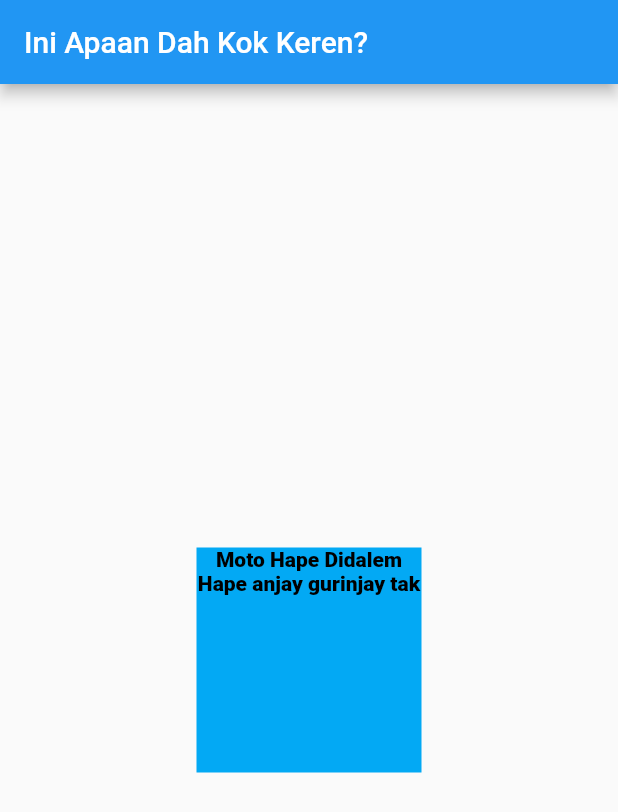
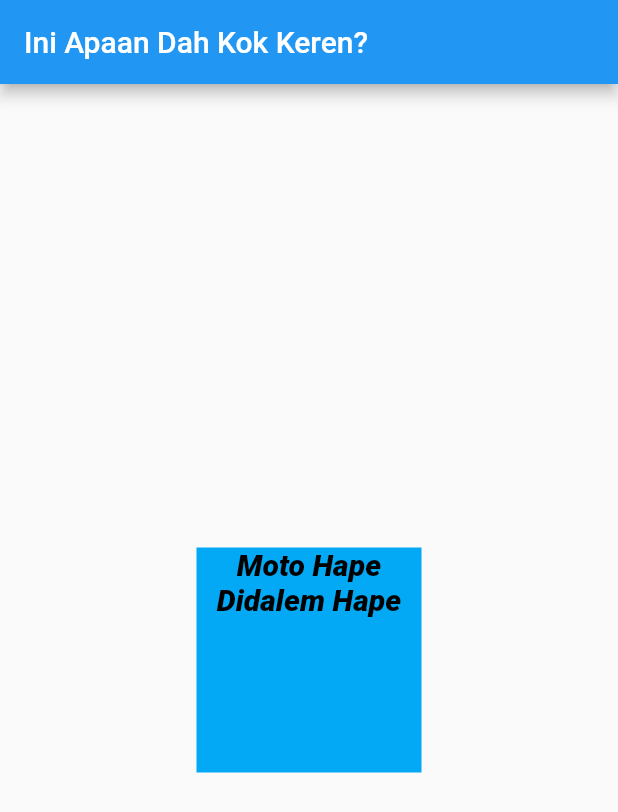
Before and after one commit to Rychhhh/flutter-docs-rayhan, a Flutter app: the screen it shows after launch, on a phone screen of 412 x 824 dp. Shown: the top 812 px of the screen. Run offline on Flutter 3.47's test engine with Material 2 defaults, Android fonts, the phone set to English and light mode, and no system bars.

Commit message:
Update Style

```diff
--- a/lib/main.dart
+++ b/lib/main.dart
@@ -18,8 +18,12 @@ class MyApp extends StatelessWidget {
               height: 150,
               child: Text(
                 'Moto Hape Didalem Hape anjay gurinjay tak kunjay',
-                style:
-                    TextStyle(color: Colors.black, fontWeight: FontWeight.w800),
+                style: TextStyle(
+                  color: Colors.black,
+                  fontWeight: FontWeight.w800,
+                  fontSize: 20,
+                  fontStyle: FontStyle.italic,
+                ),
                 textAlign: TextAlign.center,
                 maxLines: 2, // max line
                 overflow: TextOverflow.clip, // text overflow
```
